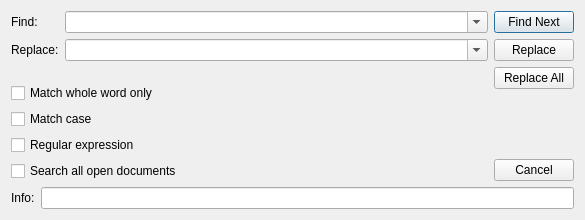
Qt form liteidex/src/plugins/codesearch/editorreplacedialog.ui (seanxyh/liteide) before a commit.
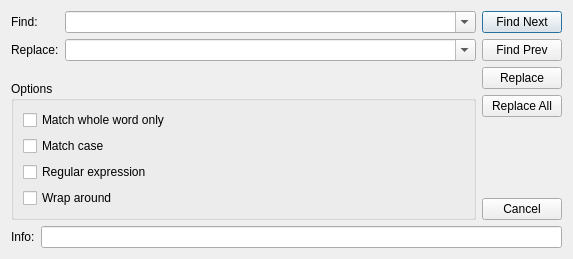
The same form after that commit.

Commit message: codesearch plugin: find

```diff
--- a/liteidex/src/plugins/codesearch/editorreplacedialog.ui
+++ b/liteidex/src/plugins/codesearch/editorreplacedialog.ui
@@ -6,14 +6,14 @@
    <rect>
     <x>0</x>
     <y>0</y>
-    <width>585</width>
-    <height>220</height>
+    <width>573</width>
+    <height>259</height>
    </rect>
   </property>
   <property name="windowTitle">
    <string>Replace</string>
   </property>
-  <layout class="QVBoxLayout" name="verticalLayout_4">
+  <layout class="QVBoxLayout" name="verticalLayout_5">
    <item>
     <layout class="QHBoxLayout" name="horizontalLayout_2">
      <item>
@@ -78,6 +78,12 @@
           </spacer>
          </item>
          <item>
+          <widget class="QGroupBox" name="groupBox">
+           <property name="title">
+            <string>Options</string>
+           </property>
+           <layout class="QVBoxLayout" name="verticalLayout_4">
+            <item>
           <widget class="QCheckBox" name="matchWordCheckBox">
            <property name="text">
             <string>Match whole word only</string>
@@ -99,10 +105,18 @@
           </widget>
          </item>
          <item>
-          <widget class="QCheckBox" name="allEditorCheckBox">
+             <widget class="QCheckBox" name="wrapAroundCheckBox">
            <property name="text">
-            <string>Search all open documents</string>
-           </property>
+               <string>Wrap around</string>
+              </property>
+             </widget>
+            </item>
+           </layout>
+           <zorder>matchWordCheckBox</zorder>
+           <zorder>matchWordCheckBox</zorder>
+           <zorder>useRegexCheckBox</zorder>
+           <zorder>wrapAroundCheckBox</zorder>
+           <zorder>matchCaseCheckBox</zorder>
           </widget>
          </item>
         </layout>
@@ -118,6 +132,13 @@
          </property>
         </widget>
        </item>
+       <item>
+        <widget class="QPushButton" name="findPrevPushButton">
+         <property name="text">
+          <string>Find Prev</string>
+         </property>
+        </widget>
+       </item>
        <item>
         <widget class="QPushButton" name="replacePushButton">
          <property name="text">
```
Lines whose indentation alone changed are shown as unchanged. The commit also changes 9 other files.
